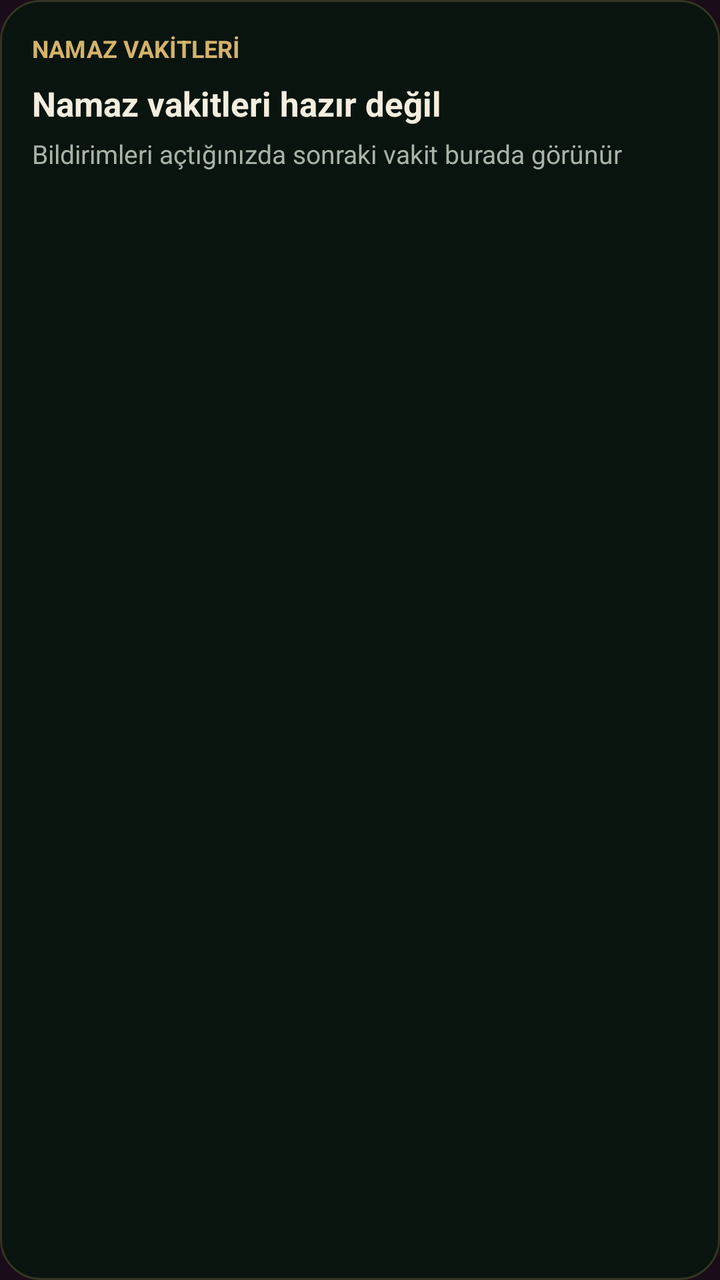
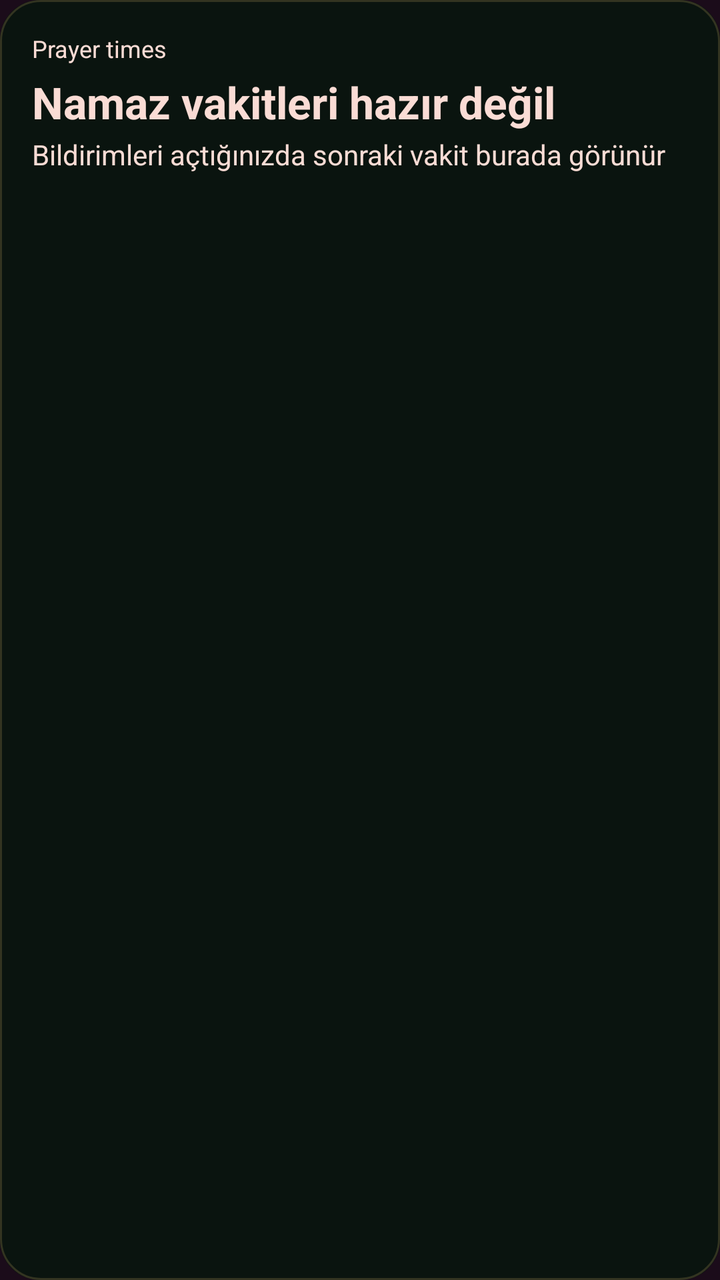

Compare the two renders of this Android layout. The source of the first and the diff that turns it into the second are given below.
<!-- AndroidManifest.xml: application theme Theme.HudaQuran -->
<!-- res/layout/widget_prayer.xml -->
<?xml version="1.0" encoding="utf-8"?>
<LinearLayout xmlns:android="http://schemas.android.com/apk/res/android"
    android:id="@+id/prayer_widget_root"
    android:layout_width="match_parent"
    android:layout_height="match_parent"
    android:background="@drawable/widget_background"
    android:contentDescription="@string/prayer_widget_description"
    android:orientation="vertical"
    android:padding="16dp">

    <TextView
        android:id="@+id/prayer_widget_eyebrow"
        android:layout_width="wrap_content"
        android:layout_height="wrap_content"
        android:text="@string/prayer_widget_label"
        android:textColor="#D4B36A"
        android:textSize="12sp"
        android:textStyle="bold" />

    <TextView
        android:id="@+id/prayer_widget_title"
        android:layout_width="match_parent"
        android:layout_height="wrap_content"
        android:layout_marginTop="8dp"
        android:ellipsize="end"
        android:maxLines="1"
        android:text="@string/prayer_widget_placeholder"
        android:textColor="#F3EEDF"
        android:textSize="17sp"
        android:textStyle="bold" />

    <TextView
        android:id="@+id/prayer_widget_subtitle"
        android:layout_width="match_parent"
        android:layout_height="wrap_content"
        android:layout_marginTop="5dp"
        android:ellipsize="end"
        android:maxLines="2"
        android:text="@string/prayer_widget_subtitle_placeholder"
        android:textColor="#A9B3A6"
        android:textSize="13sp" />
</LinearLayout>
<!-- resources referenced by this layout -->
<resources>
  <!-- drawable widget_background (drawable) -->
  <?xml version="1.0" encoding="utf-8"?>
  <layer-list xmlns:android="http://schemas.android.com/apk/res/android">
      <item>
          <shape android:shape="rectangle">
              <solid android:color="#0A140F" />
              <corners android:radius="20dp" />
          </shape>
      </item>
      <item>
          <shape android:shape="rectangle">
              <stroke android:width="1dp" android:color="#33D4B36A" />
              <corners android:radius="20dp" />
          </shape>
      </item>
  </layer-list>
  <string name="prayer_widget_description">Bir sonraki namaz vaktini gösterir</string>
  <string name="prayer_widget_label">NAMAZ VAKİTLERİ</string>
  <string name="prayer_widget_placeholder">Namaz vakitleri hazır değil</string>
  <string name="prayer_widget_subtitle_placeholder">Bildirimleri açtığınızda sonraki vakit burada görünür</string>
  <style name="Theme.HudaQuran" parent="@android:style/Theme.Material.NoActionBar">
          <item name="android:windowBackground">@color/sakura_ink</item>
          <item name="android:colorBackground">@color/sakura_ink</item>
          <item name="android:statusBarColor">@android:color/transparent</item>
          <item name="android:navigationBarColor">@color/sakura_ink</item>
      </style>
  <color name="sakura_ink">#FF1B0C1A</color>
</resources>

<!-- the commit's change to res/layout/widget_prayer.xml (unified diff, before → after) -->
@@ -9,34 +9,117 @@
     android:padding="16dp">
 
     <TextView
-        android:id="@+id/prayer_widget_eyebrow"
-        android:layout_width="wrap_content"
+        android:id="@+id/prayer_widget_location"
+        android:layout_width="match_parent"
         android:layout_height="wrap_content"
-        android:text="@string/prayer_widget_label"
-        android:textColor="#D4B36A"
-        android:textSize="12sp"
-        android:textStyle="bold" />
+        android:ellipsize="end"
+        android:maxLines="1"
+        android:text="@string/widget_prayer_location_placeholder"
+        android:textColor="@color/sakura_blossom"
+        android:textSize="12sp" />
 
     <TextView
         android:id="@+id/prayer_widget_title"
         android:layout_width="match_parent"
         android:layout_height="wrap_content"
-        android:layout_marginTop="8dp"
+        android:layout_marginTop="4dp"
         android:ellipsize="end"
         android:maxLines="1"
         android:text="@string/prayer_widget_placeholder"
-        android:textColor="#F3EEDF"
-        android:textSize="17sp"
+        android:textColor="@color/sakura_blossom"
+        android:textSize="22sp"
         android:textStyle="bold" />
 
     <TextView
         android:id="@+id/prayer_widget_subtitle"
         android:layout_width="match_parent"
         android:layout_height="wrap_content"
-        android:layout_marginTop="5dp"
+        android:layout_marginTop="2dp"
         android:ellipsize="end"
-        android:maxLines="2"
+        android:maxLines="1"
         android:text="@string/prayer_widget_subtitle_placeholder"
-        android:textColor="#A9B3A6"
-        android:textSize="13sp" />
+        android:textColor="@color/sakura_blossom"
+        android:textSize="14sp" />
+
+    <TextView
+        android:id="@+id/prayer_widget_date"
+        android:layout_width="match_parent"
+        android:layout_height="wrap_content"
+        android:layout_marginTop="4dp"
+        android:ellipsize="end"
+        android:maxLines="1"
+        android:textColor="@color/sakura_blossom"
+        android:textSize="11sp" />
+
+    <GridLayout
+        android:id="@+id/prayer_widget_schedule"
+        android:layout_width="match_parent"
+        android:layout_height="wrap_content"
+        android:layout_marginTop="10dp"
+        android:columnCount="2"
+        android:rowCount="3">
+
+        <LinearLayout
+            android:layout_width="0dp"
+            android:layout_height="wrap_content"
+            android:layout_columnWeight="1"
+            android:layout_marginEnd="8dp"
+            android:gravity="center_vertical"
+            android:minHeight="32dp"
+            android:orientation="horizontal">
+            <TextView android:id="@+id/prayer_widget_name_1" android:layout_width="0dp" android:layout_height="wrap_content" android:layout_weight="1" android:maxLines="1" android:textColor="@color/sakura_blossom" android:textSize="12sp" />
+            <TextView android:id="@+id/prayer_widget_time_1" android:layout_width="wrap_content" android:layout_height="wrap_content" android:textColor="@color/sakura_blossom" android:textSize="13sp" android:textStyle="bold" />
+        </LinearLayout>
+
+        <LinearLayout
+            android:layout_width="0dp"
+            android:layout_height="wrap_content"
+            android:layout_columnWeight="1"
+            android:gravity="center_vertical"
+            android:minHeight="32dp"
+            android:orientation="horizontal">
+            <TextView android:id="@+id/prayer_widget_name_2" android:layout_width="0dp" android:layout_height="wrap_content" android:layout_weight="1" android:maxLines="1" android:textColor="@color/sakura_blossom" android:textSize="12sp" />
+            <TextView android:id="@+id/prayer_widget_time_2" android:layout_width="wrap_content" android:layout_height="wrap_content" android:textColor="@color/sakura_blossom" android:textSize="13sp" android:textStyle="bold" />
+        </LinearLayout>
+
+        <LinearLayout
+            android:layout_width="0dp"
+            android:layout_height="wrap_content"
+            android:layout_columnWeight="1"
+            android:layout_marginEnd="8dp"
+            android:gravity="center_vertical"
+            android:minHeight="32dp"
+            android:orientation="horizontal">
+            <TextView android:id="@+id/prayer_widget_name_3" android:layout_width="0dp" android:layout_height="wrap_content" android:layout_weight="1" android:maxLines="1" android:textColor="@color/sakura_blossom" android:textSize="12sp" />
+            <TextView android:id="@+id/prayer_widget_time_3" android:layout_width="wrap_content" android:layout_height="wrap_content" android:textColor="@color/sakura_blossom" android:textSize="13sp" android:textStyle="bold" />
+        </LinearLayout>
+
+        <LinearLayout
+            android:layout_width="0dp"
+            android:layout_height="wrap_content"
+            android:layout_columnWeight="1"
+            android:gravity="center_vertical"
+            android:minHeight="32dp"
+            android:orientation="horizontal">
+            <TextView android:id="@+id/prayer_widget_name_4" android:layout_width="0dp" android:layout_height="wrap_content" android:layout_weight="1" android:maxLines="1" android:textColor="@color/sakura_blossom" android:textSize="12sp" />
+            <TextView android:id="@+id/prayer_widget_time_4" android:layout_width="wrap_content" android:layout_height="wrap_content" android:textColor="@color/sakura_blossom" android:textSize="13sp" android:textStyle="bold" />
+        </LinearLayout>
+
+        <LinearLayout
+            android:layout_width="0dp"
+            android:layout_height="wrap_content"
+            android:layout_columnWeight="1"
+            android:layout_marginEnd="8dp"
+            android:gravity="center_vertical"
+            android:minHeight="32dp"
+            android:orientation="horizontal">
+            <TextView android:id="@+id/prayer_widget_name_5" android:layout_width="0dp" android:layout_height="wrap_content" android:layout_weight="1" android:maxLines="1" android:textColor="@color/sakura_blossom" android:textSize="12sp" />
+            <TextView android:id="@+id/prayer_widget_time_5" android:layout_width="wrap_content" android:layout_height="wrap_content" android:textColor="@color/sakura_blossom" android:textSize="13sp" android:textStyle="bold" />
+        </LinearLayout>
+
+        <Space
+            android:layout_width="0dp"
+            android:layout_height="1dp"
+            android:layout_columnWeight="1" />
+    </GridLayout>
 </LinearLayout>
<!-- resource entries referenced after the edit -->
@@ -1,5 +1,6 @@
 <!-- resources referenced by this layout -->
 <resources>
+  <color name="sakura_blossom">#FFFADCD5</color>
   <!-- drawable widget_background (drawable) -->
   <?xml version="1.0" encoding="utf-8"?>
   <layer-list xmlns:android="http://schemas.android.com/apk/res/android">
@@ -17,9 +18,9 @@
       </item>
   </layer-list>
   <string name="prayer_widget_description">Bir sonraki namaz vaktini gösterir</string>
-  <string name="prayer_widget_label">NAMAZ VAKİTLERİ</string>
   <string name="prayer_widget_placeholder">Namaz vakitleri hazır değil</string>
   <string name="prayer_widget_subtitle_placeholder">Bildirimleri açtığınızda sonraki vakit burada görünür</string>
+  <string name="widget_prayer_location_placeholder">Prayer times</string>
   <style name="Theme.HudaQuran" parent="@android:style/Theme.Material.NoActionBar">
           <item name="android:windowBackground">@color/sakura_ink</item>
           <item name="android:colorBackground">@color/sakura_ink</item>
